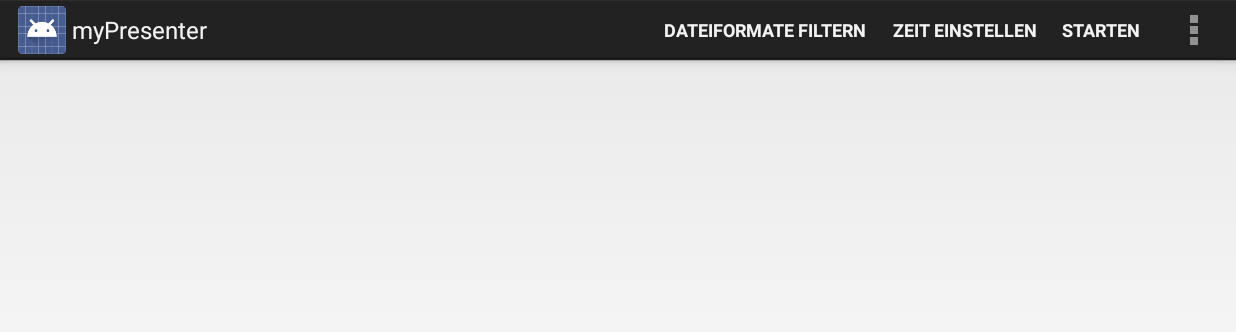
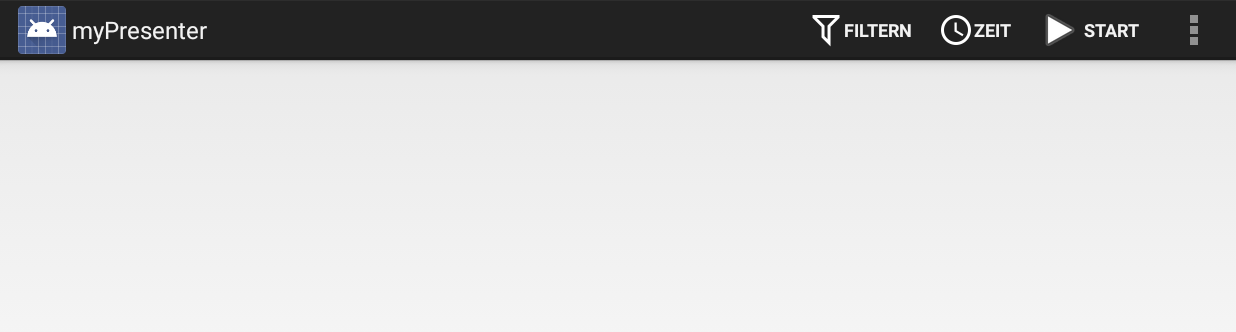
Before and after one commit to mflamm/myPresenter, an Android app: the ChooseMediaActivity screen opened directly, with no data from a screen before it, on a phone screen of 824 x 412 dp (held sideways). Shown: the top 332 px of the screen. Run offline under Robolectric (Android 15) with nearby library versions, the phone set to English and light mode, and no system bars; 7 statements that could not run were skipped.

Commit message:
visual optimizations
added icons instead of text only, reduced resolution of the applogo and deleted redundancy, changed applogo background

```diff
--- a/mypresenter-core/src/main/AndroidManifest.xml
+++ b/mypresenter-core/src/main/AndroidManifest.xml
@@ -1,8 +1,8 @@
 <?xml version="1.0" encoding="utf-8"?>
 <manifest xmlns:android="http://schemas.android.com/apk/res/android"
     package="de.hska.iam.presentationapp"
-    android:versionCode="1"
-    android:versionName="1.0" >
+    android:versionCode="2"
+    android:versionName="1.0.1" >
 
     <uses-sdk
         android:minSdkVersion="18"
--- a/mypresenter-core/src/main/res/menu/main.xml
+++ b/mypresenter-core/src/main/res/menu/main.xml
@@ -1,27 +1,28 @@
-<menu xmlns:android="http://schemas.android.com/apk/res/android" >
+<menu xmlns:android="http://schemas.android.com/apk/res/android">
 
     <item
         android:id="@+id/chooseFormat"
+        android:icon="@drawable/filter_outline_36dp"
         android:showAsAction="ifRoom|withText"
-        android:title="@string/filterMediaFormats"/>
+        android:title="@string/filterMediaFormats" />
     <item
         android:id="@+id/setTime"
+        android:icon="@drawable/ic_access_time_white_24dp"
         android:showAsAction="ifRoom|withText"
-        android:title="@string/setTime"/>
+        android:title="@string/setTime" />
     <item
         android:id="@+id/action_start_set"
+        android:icon="@android:drawable/ic_media_play"
         android:showAsAction="ifRoom|withText"
-        android:title="@string/action_start_set"/>
+        android:title="@string/action_start_set" />
     <item
         android:id="@+id/Open_Data"
+        android:icon="@drawable/ic_open_in_new_white_36dp"
         android:showAsAction="ifRoom|withText"
-        android:title="Starten mit"/>
+        android:title="@string/open_with" />
     <item
         android:id="@+id/Share_Menu"
+        android:icon="@drawable/ic_send_white_36dp"
         android:showAsAction="ifRoom|withText"
-        android:title="Teilen"/>
-
-
-
-
+        android:title="@string/share" />
 </menu>
--- a/mypresenter-core/src/main/res/values/strings.xml
+++ b/mypresenter-core/src/main/res/values/strings.xml
@@ -2,11 +2,11 @@
 <resources>
 
     <string name="app_name">myPresenter</string>
-    <string name="action_start_set">Starten</string>
+    <string name="action_start_set">Start</string>
     <string name="dialogDisplayTimeTitle">Wählen Sie die Anzeigezeit</string>
     <string name="dialogChooseFormatTitle">Dateiformate auswählen</string>
-    <string name="setTime">Zeit einstellen</string>
-    <string name="filterMediaFormats">Dateiformate filtern</string>
+    <string name="setTime">Zeit</string>
+    <string name="filterMediaFormats">Filtern</string>
     <string name="file_name1">Ordner Anlegen</string>
     <string name="buttonOK">OK</string>
     <string name="buttonCancel">Abbrechen</string>
@@ -14,5 +14,7 @@
     <string name="dialogChooseFormatSecondsText">seconds</string>
     <string name="send_to">Senden</string>
     <string name="file_name">Screenshots</string>
+    <string name="share">Teilen</string>
+    <string name="open_with">Öffnen mit</string>
 
 </resources>
```
Also changed, not shown: mypresenter-core/src/main/res/drawable-hdpi/applogo.png, mypresenter-core/src/main/res/drawable-hdpi/filter_outline_36dp.png (added), mypresenter-core/src/main/res/drawable-hdpi/ic_access_time_white_24dp.png (added), mypresenter-core/src/main/res/drawable-hdpi/ic_forward_white_36dp.png (added), mypresenter-core/src/main/res/drawable-hdpi/ic_open_in_new_white_36dp.png (added), mypresenter-core/src/main/res/drawable-hdpi/ic_send_white_36dp.png (added), mypresenter-core/src/main/res/drawable-mdpi/applogo.png (deleted), mypresenter-core/src/main/res/drawable-xhdpi/applogo.png (deleted), mypresenter-core/src/main/res/drawable-xxhdpi/applogo.png (deleted).
